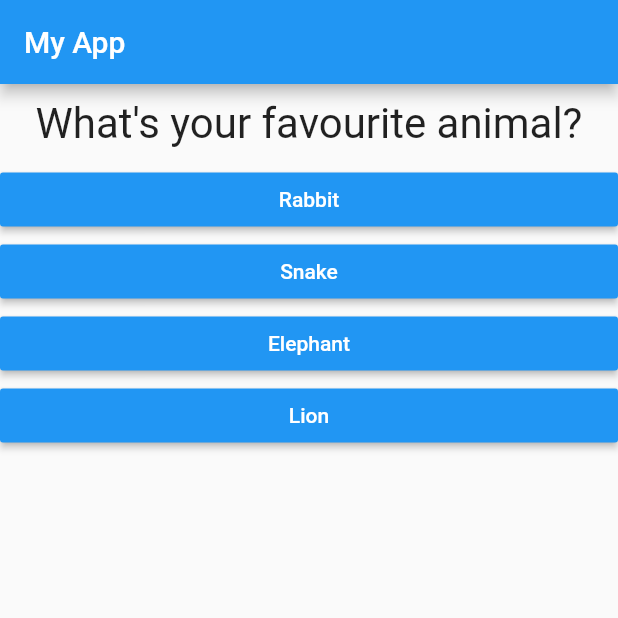
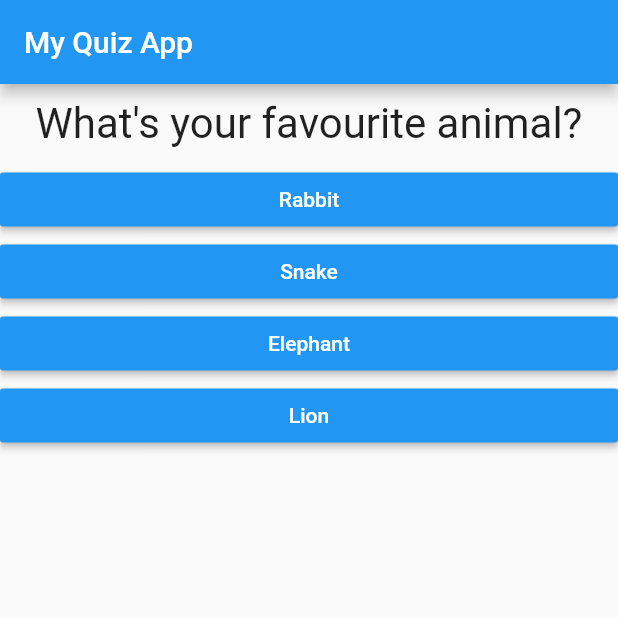
Before and after one commit to Aashita920/quiz_app, a Flutter app: the screen it shows after launch, after a tap on "Black", on a phone screen of 412 x 824 dp, the top half of it. Run offline on Flutter 3.47's test engine with Material 2 defaults, Android fonts, the phone set to English and light mode, and no system bars.

Commit message:
quiz and result widget

```diff
--- a/lib/main.dart
+++ b/lib/main.dart
@@ -1,7 +1,8 @@
 import 'package:flutter/material.dart';
+import 'package:quiz_app/result.dart';
 
-import './question.dart';
-import './answer.dart';
+import './quiz.dart';
+import './result.dart';
 
 void main() => runApp(MyApp());
 
@@ -18,29 +19,35 @@ class MyApp extends StatefulWidget {
 class _MyAppState extends State<MyApp> {
   var _questionIndex = 0; //property
 
+  final _questions = const [
+    {
+      'questionText': 'What\'s your favourite color?',
+      'answers': ['Black', 'Red', 'Green', 'White'],
+    },
+    {
+      'questionText': 'What\'s your favourite animal?',
+      'answers': ['Rabbit', 'Snake', 'Elephant', 'Lion'],
+    },
+    {
+      'questionText': 'What\'s your favourite country?',
+      'answers': ['Australia', 'Canada', 'India', 'Maldives'],
+    },
+  ];
+
   void _answerQuestion() {
     setState(() {
       _questionIndex = _questionIndex + 1;
     });
     print(_questionIndex);
+    if (_questionIndex < _questions.length) {
+      print('We have  more questions!');
+    } else {
+      print('No more questions!');
+    }
   }
 
   @override
   Widget build(BuildContext context) {
-    const questions = [
-      {
-        'questionText': 'What\'s your favourite color?',
-        'answers': ['Black', 'Red', 'Green', 'White'],
-      },
-      {
-        'questionText': 'What\'s your favourite animal?',
-        'answers': ['Rabbit', 'Snake', 'Elephant', 'Lion'],
-      },
-      {
-        'questionText': 'What\'s your favourite country?',
-        'answers': ['Australia', 'Canada', 'India', 'Maldives'],
-      },
-    ];
     // var dummy = ['hello'];
     // dummy.add('Max');
     // print(dummy);
@@ -50,19 +57,15 @@ class _MyAppState extends State<MyApp> {
       debugShowCheckedModeBanner: false,
       home: Scaffold(
         appBar: AppBar(
-          title: const Text('My App'),
+          title: const Text('My Quiz App'),
         ),
-        body: Column(
-          children: [
-            Question(
-              questions[_questionIndex]['questionText'] as String,
-            ),
-            ...(questions[_questionIndex]['answers'] as List<String>)
-                .map((answer) {
-              return Answer(_answerQuestion, answer);
-            }).toList()
-          ],
-        ),
+        body: _questionIndex < _questions.length
+            ? Quiz(
+                answerQuestion: _answerQuestion,
+                questionIndex: _questionIndex,
+                questions: _questions,
+              )
+            : Result(),
       ),
     );
   }
--- /dev/null
+++ b/lib/quiz.dart
@@ -0,0 +1,31 @@
+import 'package:flutter/material.dart';
+
+import './answer.dart';
+import './question.dart';
+
+class Quiz extends StatelessWidget {
+  final List<Map<String, Object>> questions;
+  final int questionIndex;
+  final VoidCallback answerQuestion;
+
+  Quiz(
+      {required this.questions,
+      required this.answerQuestion,
+      required this.questionIndex});
+
+  //const Quiz({Key? key}) : super(key: key);
+
+  @override
+  Widget build(BuildContext context) {
+    return Column(
+      children: [
+        Question(
+          questions[questionIndex]['questionText'] as String,
+        ),
+        ...(questions[questionIndex]['answers'] as List<String>).map((answer) {
+          return Answer(answerQuestion, answer);
+        }).toList()
+      ],
+    );
+  }
+}
--- /dev/null
+++ b/lib/result.dart
@@ -0,0 +1,12 @@
+import 'package:flutter/material.dart';
+
+class Result extends StatelessWidget {
+  //const Result({Key? key}) : super(key: key);
+
+  @override
+  Widget build(BuildContext context) {
+    return Center(
+      child: Text('You did it!'),
+    );
+  }
+}
```
